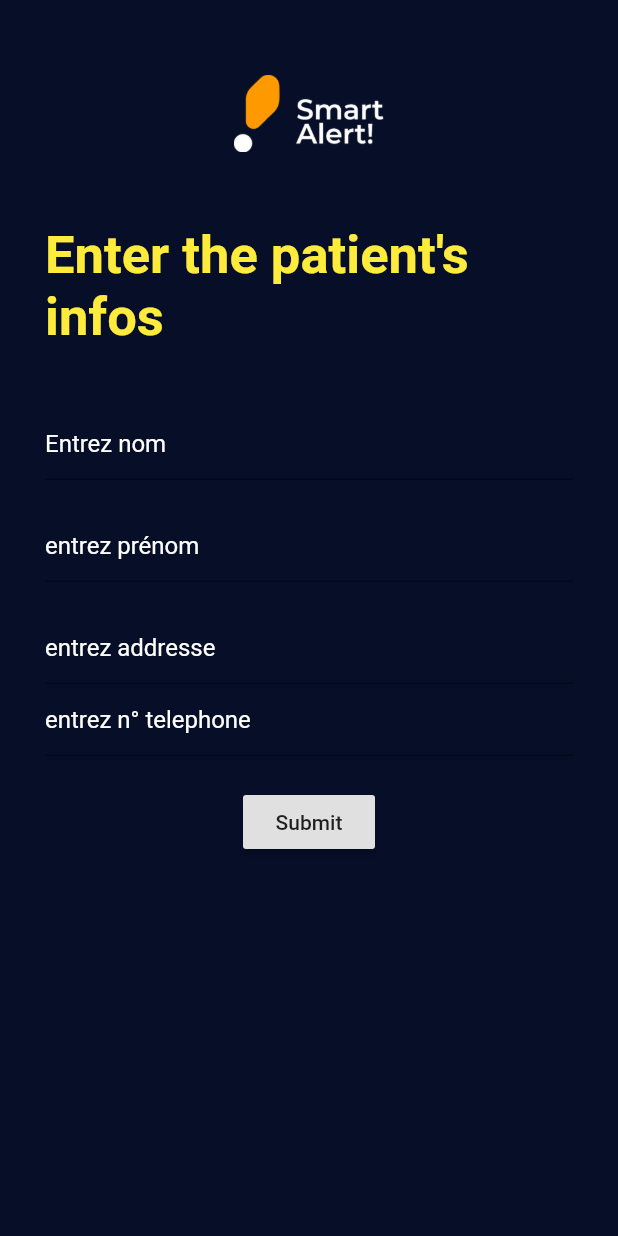
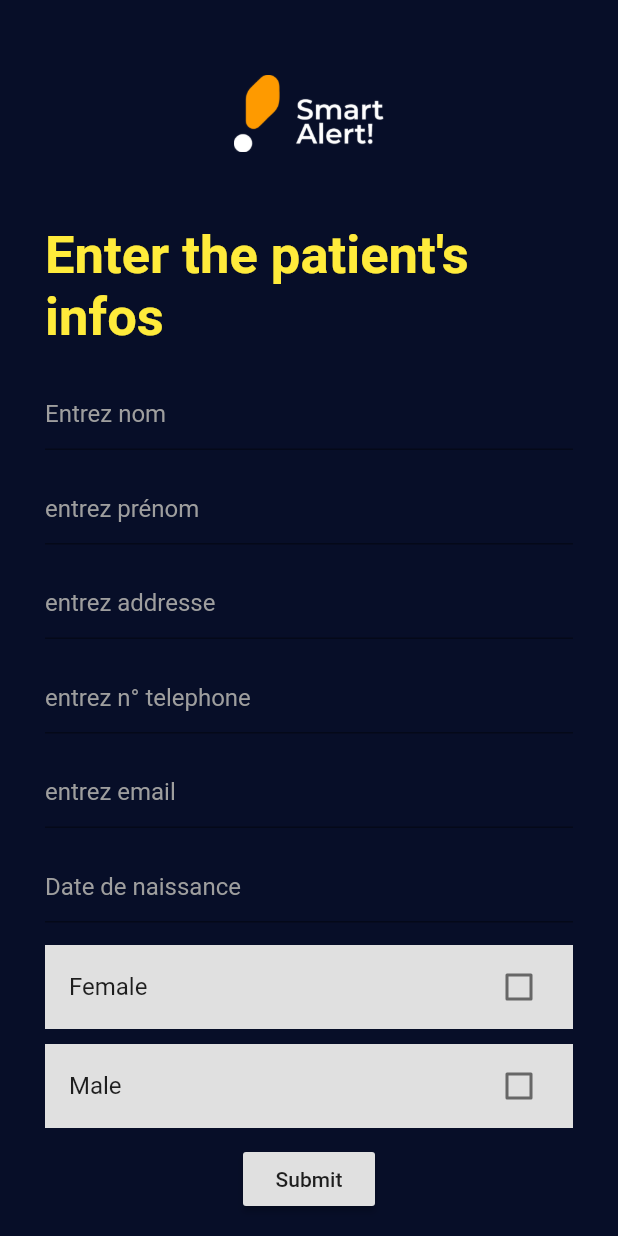
Before and after one commit to NarimaneHennouni/SmartAlert, a Flutter app: the screen it shows after launch, after a tap on "login", on a phone screen of 412 x 824 dp. Run offline on Flutter 3.47's test engine with Material 2 defaults, Android fonts, the phone set to English and light mode, and no system bars; our stand-ins replace dio, flutter_form_builder, geolocator, google_maps_flutter, validators.

Commit message:
login and info update

```diff
--- a/lib/formPage.dart
+++ b/lib/formPage.dart
@@ -5,24 +5,35 @@ import 'mapsPage.dart';
 import 'InfoPatient.dart';
 import 'package:validators/validators.dart';
 
-class FormPage extends StatelessWidget {
-  String nom = "", prenom = "", add = "", dateNaissance = "", number = "";
+class FormPage extends StatefulWidget {
+  @override
+  _FormPageState createState() => _FormPageState();
+}
+
+class _FormPageState extends State<FormPage> {
+  String nom = "",
+      prenom = "",
+      add = "",
+      dateNaissance = "",
+      number = "",
+      email = "",
+      gender = "";
   bool checked1 = false, checked2 = false;
   @override
   Widget build(BuildContext context) {
     return MaterialApp(
       debugShowCheckedModeBanner: false,
-
       home: Scaffold(
         backgroundColor: Color(0xff070E28),
         body: Container(
             child: Padding(
-          padding: const EdgeInsets.fromLTRB(30.0, 50, 30.0, 0),
+          padding: const EdgeInsets.fromLTRB(30.0, 50.0, 30.0, 0.0),
           child: SingleChildScrollView(
             child: Column(
               children: <Widget>[
-                Container(height:100,
-                      width:100,
+                Container(
+                    height: 100,
+                    width: 100,
                     alignment: Alignment.topCenter,
                     child: Image.asset("assets/DZAlert!.png")),
                 Text(
@@ -33,14 +44,17 @@ class FormPage extends StatelessWidget {
                       fontSize: 35.0),
                 ),
                 SizedBox(
-                  height: 40.0,
+                  height: 20.0,
                 ),
                 Container(
                   decoration: BoxDecoration(
                     borderRadius: BorderRadius.circular(8.0),
                   ),
                   child: TextField(
-                    decoration: InputDecoration(hintText: "Entrez nom",hintStyle: TextStyle(color:Colors.white)),
+                    style: TextStyle(color: Colors.white,fontWeight: FontWeight.bold),
+                    decoration: InputDecoration(
+                        hintText: "Entrez nom",
+                        hintStyle: TextStyle(color: Colors.grey,fontWeight: FontWeight.w400)),
                     onChanged: (value) {
                       nom = value;
 
@@ -53,10 +67,13 @@ class FormPage extends StatelessWidget {
                   ),
                 ),
                 SizedBox(
-                  height: 20.0,
+                  height: 15.0,
                 ),
                 TextField(
-                  decoration: InputDecoration(hintText: "entrez prénom",hintStyle: TextStyle(color:Colors.white)),
+                  style: TextStyle(color: Colors.white,fontWeight: FontWeight.bold),
+                  decoration: InputDecoration(
+                      hintText: "entrez prénom",
+                      hintStyle: TextStyle(color: Colors.grey,fontWeight: FontWeight.w400)),
                   onChanged: (value) {
                     prenom = value;
                     print(value);
@@ -66,17 +83,27 @@ class FormPage extends StatelessWidget {
                   },
                 ),
                 SizedBox(
-                  height: 20.0,
+                  height: 15.0,
                 ),
                 TextField(
-                  decoration: InputDecoration(hintText: "entrez addresse", hintStyle: TextStyle(color:Colors.white)),
+                  style: TextStyle(color: Colors.white,fontWeight: FontWeight.bold),
+                  decoration: InputDecoration(
+                      hintText: "entrez addresse",
+                      hintStyle: TextStyle(color: Colors.grey,fontWeight: FontWeight.w400)),
                   onChanged: (value) {
                     add = value;
                     print(value);
                   },
                 ),
+                SizedBox(
+                  height: 15.0,
+                ),
                 TextField(
-                  decoration: InputDecoration(hintText: "entrez n° telephone",hintStyle: TextStyle(color:Colors.white)),
+                  style: TextStyle(color: Colors.white,fontWeight: FontWeight.bold),
+                  decoration: InputDecoration(
+                    hintText: "entrez n° telephone",
+                    hintStyle: TextStyle(color: Colors.grey,fontWeight: FontWeight.w400),
+                  ),
                   onChanged: (value) {
                     number = value;
 
@@ -84,17 +111,95 @@ class FormPage extends StatelessWidget {
                   },
                 ),
                 SizedBox(
-                  height: 20.0,
+                  height: 15.0,
                 ),
+                TextField(
+                  style: TextStyle(color: Colors.white,fontWeight: FontWeight.bold),
+                  decoration: InputDecoration(
+                      hintText: "entrez email",
+                      hintStyle: TextStyle(color: Colors.grey,fontWeight: FontWeight.w400)),
+                  onChanged: (value) {
+                    email = value;
+                    print(value);
+                    if (!(isAlpha(value))) {
+                      print('Please enter only characters');
+                    }
+                  },
+                ),
+                SizedBox(
+                  height: 15.0,
+                ),
+                // Row(
+                //children: <Widget>[
+                   TextField(
+                  style: TextStyle(color: Colors.white,fontWeight: FontWeight.bold),
+                  decoration: InputDecoration(
+                      hintText: "Date de naissance",
+                      hintStyle: TextStyle(color: Colors.grey,fontWeight: FontWeight.w400)),
+                  onChanged: (value) {
+                    dateNaissance = value;
+                    print(value);
+                  },
+                ),
+                 SizedBox(
+                  height: 15.0,
+                ),
+                Container(
+                  color: Colors.grey[300],
+                    child: CheckboxListTile(
+                  value: checked1,
+                  onChanged: (bool value) {
+                    print(value);
+                    gender = value ? "Female" : null;
+
+                    setState((){
+                      checked1=value;
+                      checked2=!value;
+
+                    });
+                  },
+                  checkColor: Colors.yellow,
+                  title: Text("Female"),
+                )),
+                 SizedBox(
+                  height: 10.0,
+                ),
+                Container(
+                  color: Colors.grey[300],
+                  child: CheckboxListTile(
+                    value: checked2,
+                    onChanged: (bool value) {
+
+                      setState((){
+                      checked2 =value;
+                      checked1=!value;
+                      gender = value ? "Male" : null;
+                    });
+                    print(value);
+                    },
+                    title: Text("Male"),
+                  ),
+                ),
+                //   ],
+                // ),
+                 SizedBox(
+                  height: 10.0,
+                ),
+
                 RaisedButton(
                   onPressed: () {
-                    Navigator.push(context, MaterialPageRoute(builder: (context) {
+                    print("gender is $gender");
+                    Navigator.push(context,
+                        MaterialPageRoute(builder: (context) {
                       return Infos(
                         nom: nom,
                         prenom: prenom,
                         add: add,
                         number: number,
-                          dateNaissance: dateNaissance);
+                        dateNaissance: dateNaissance,
+                        email: email,
+                        sex: gender,
+                      );
                     }));
                   },
                   child: Text("Submit"),
--- a/lib/loginPage.dart
+++ b/lib/loginPage.dart
@@ -3,8 +3,8 @@ import 'package:flutter_form_builder/flutter_form_builder.dart';
 import 'package:geolocator/geolocator.dart';
 import 'constants.dart';
 import 'formPage.dart';
-import 'package:simple_animations/simple_animations.dart';
 import 'package:http/http.dart';
+//import 'package:dio/dio.dart';
 
 class LoginPage extends StatefulWidget {
   @override
@@ -12,6 +12,9 @@ class LoginPage extends StatefulWidget {
 }
 
 class _LoginPageState extends State<LoginPage> {
+  //Dio dio = new Dio();
+  TextEditingController _controller1 = new TextEditingController();
+  TextEditingController _controller2 = new TextEditingController();
   String email, password;
   bool falseEmail = true, falsePassword = true, displayError = false;
   Widget msgError(displayError) {
@@ -28,14 +31,12 @@ class _LoginPageState extends State<LoginPage> {
       child: Container(
           height: 700,
           color: Color(0xff070E28),
-          child:  Column(
-                  children: <Widget>[
-                    SizedBox(height:20),
+          child: Column(children: <Widget>[
+            SizedBox(height: 20),
             Container(
-                    height:300,
-                    width:300,
-                    child: Image.asset("assets/DZAlert!.png")
-                  ),
+                height: 300,
+                width: 300,
+                child: Image.asset("assets/DZAlert!.png")),
             //SizedBox(height: 20.0),
             Padding(
               padding: const EdgeInsets.fromLTRB(16, 4, 16, 0),
@@ -47,17 +48,13 @@ class _LoginPageState extends State<LoginPage> {
                   color: Colors.white,
                 ),
                 child: TextField(
+                  controller: _controller1,
                   decoration: InputDecoration(
                       border: InputBorder.none,
                       hintText: "Email",
                       hintStyle: TextStyle(color: Colors.grey[400])),
                   onChanged: (var value) async {
                     email = value;
-                          // Response resp1 = await get(
-                          //     "https://dzcare.cleverapps.io/api/ambulanciers/$email");
-                          // if (resp1.statusCode == 200) {
-                          //   falseEmail = false;
-                          // }
                   },
                 ),
               ),
@@ -72,17 +69,14 @@ class _LoginPageState extends State<LoginPage> {
                   color: Colors.white,
                 ),
                 child: TextField(
+                  controller: _controller2,
+                  obscureText: true,
                   decoration: InputDecoration(
                       border: InputBorder.none,
                       hintText: "Password",
                       hintStyle: TextStyle(color: Colors.grey)),
                   onChanged: (var value) {
                     password = value;
-                          // Response resp2 = await get(
-                          //     "https://dzcare.cleverapps.io/api/ambulanciers/$email&$password");
-                          // if (resp2.statusCode == 200) {
-                          //   falsePassword = false;
-                          // }
                   },
                 ),
               ),
@@ -90,20 +84,30 @@ class _LoginPageState extends State<LoginPage> {
             SizedBox(height: 20.0),
             //   msgError(displayError),
             RaisedButton(
-                onPressed: () {
-                  // if (falseEmail || falsePassword) {setState(() {
-                  //   displayError=true;
-                  // });}
+              onPressed: () async {
+                print(email);
+                print(password);
+                // Response resp2 = await post("https://dzcare.cleverapps.io/api/login/paramedic",body:
+                //      {'email': '$email', 'password': '$password'});
+                //     print(resp2.statusCode);
+                // if(resp2.statusCode!=200)
+                // {
+                //   setState(() {
+                //     _controller1.clear();
+                //     _controller2.clear();
+                //   });
+                // }
                 // else{
                 Navigator.push(context, MaterialPageRoute(builder: (context) {
                   return FormPage();
                 }));
-                  // }
+                //  }
               },
               child: Text("login"),
               color: Colors.grey[100],
               elevation: 8.0,
-      )])),
+            )
+          ])),
     );
   }
 }
```
Also changed, not shown: lib/InfoPatient.dart (+61 -26 lines). Lines whose indentation alone changed are shown as unchanged.
